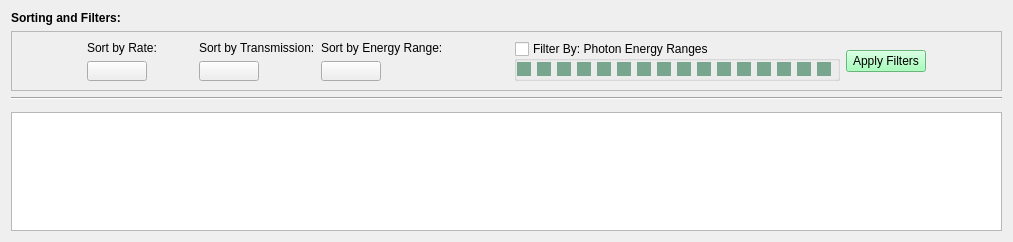
pcdshub/pmps-ui, file preemptive_requests.ui: the form before one commit.
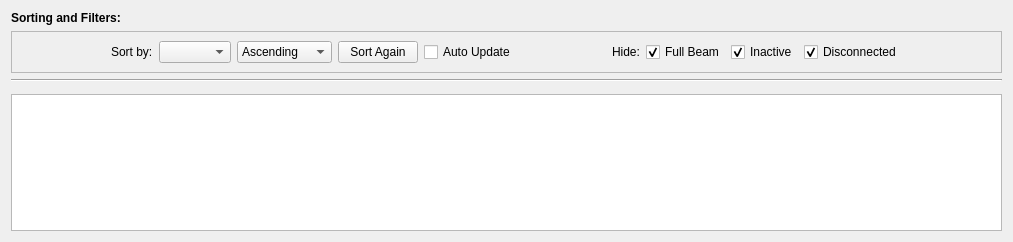
The form after the commit. Custom widgets are drawn as their Qt base class.

Commit message: REF: combobox approach for sorting instead of toggles

```diff
--- a/preemptive_requests.ui
+++ b/preemptive_requests.ui
@@ -41,7 +41,65 @@
      <property name="frameShadow">
       <enum>QFrame::Raised</enum>
      </property>
-     <layout class="QHBoxLayout" name="horizontalLayout_8" stretch="0,0,0,0,0,0,0,0">
+     <layout class="QHBoxLayout" name="horizontalLayout_8" stretch="0,0,0,0,0">
+      <item>
+       <spacer name="horizontalSpacer_7">
+        <property name="orientation">
+         <enum>Qt::Horizontal</enum>
+        </property>
+        <property name="sizeHint" stdset="0">
+         <size>
+          <width>40</width>
+          <height>20</height>
+         </size>
+        </property>
+       </spacer>
+      </item>
+      <item>
+       <layout class="QHBoxLayout" name="horizontalLayout">
+        <property name="leftMargin">
+         <number>0</number>
+        </property>
+        <item>
+         <widget class="QLabel" name="sort_by_label">
+          <property name="text">
+           <string>Sort by:</string>
+          </property>
+         </widget>
+        </item>
+        <item>
+         <widget class="QComboBox" name="sort_choices"/>
+        </item>
+        <item>
+         <widget class="QComboBox" name="order_choice">
+          <item>
+           <property name="text">
+            <string>Ascending</string>
+           </property>
+          </item>
+          <item>
+           <property name="text">
+            <string>Descending</string>
+           </property>
+          </item>
+         </widget>
+        </item>
+        <item>
+         <widget class="QPushButton" name="sort_button">
+          <property name="text">
+           <string>Sort Again</string>
+          </property>
+         </widget>
+        </item>
+        <item>
+         <widget class="QCheckBox" name="auto_update">
+          <property name="text">
+           <string>Auto Update</string>
+          </property>
+         </widget>
+        </item>
+       </layout>
+      </item>
       <item>
        <spacer name="horizontalSpacer">
         <property name="orientation">
@@ -56,709 +114,51 @@
        </spacer>
       </item>
       <item>
-       <layout class="QGridLayout" name="gridLayout">
-        <property name="sizeConstraint">
-         <enum>QLayout::SetDefaultConstraint</enum>
-        </property>
-        <property name="leftMargin">
+       <layout class="QHBoxLayout" name="horizontalLayout_2">
+        <property name="rightMargin">
          <number>0</number>
         </property>
-        <item row="1" column="1">
-         <spacer name="horizontalSpacer_2">
-          <property name="orientation">
-           <enum>Qt::Horizontal</enum>
-          </property>
-          <property name="sizeHint" stdset="0">
-           <size>
-            <width>40</width>
-            <height>20</height>
-           </size>
-          </property>
-         </spacer>
-        </item>
-        <item row="0" column="0" colspan="2">
+        <item>
          <widget class="QLabel" name="label_2">
           <property name="text">
-           <string>Sort by Rate:</string>
+           <string>Hide:</string>
           </property>
-          <property name="alignment">
-           <set>Qt::AlignLeading|Qt::AlignLeft|Qt::AlignVCenter</set>
-          </property>
          </widget>
         </item>
-        <item row="1" column="0">
-         <widget class="QPushButton" name="sort_rate_button">
-          <property name="sizePolicy">
-           <sizepolicy hsizetype="Preferred" vsizetype="Fixed">
-            <horstretch>0</horstretch>
-            <verstretch>0</verstretch>
-           </sizepolicy>
-          </property>
-          <property name="minimumSize">
-           <size>
-            <width>60</width>
-            <height>0</height>
-           </size>
-          </property>
-          <property name="cursor">
-           <cursorShape>ArrowCursor</cursorShape>
-          </property>
-          <property name="styleSheet">
-           <string notr="true"/>
-          </property>
+        <item>
+         <widget class="QCheckBox" name="full_beam">
           <property name="text">
-           <string/>
+           <string>Full Beam</string>
           </property>
-          <property name="checkable">
-           <bool>false</bool>
+          <property name="checked">
+           <bool>true</bool>
           </property>
-          <property name="autoDefault">
-           <bool>false</bool>
-          </property>
-          <property name="default">
-           <bool>false</bool>
-          </property>
-          <property name="flat">
-           <bool>false</bool>
-          </property>
          </widget>
         </item>
-       </layout>
-      </item>
-      <item>
-       <layout class="QGridLayout" name="gridLayout_2">
-        <property name="leftMargin">
-         <number>0</number>
-        </property>
-        <item row="1" column="0">
-         <widget class="QPushButton" name="sort_transm_button">
-          <property name="sizePolicy">
-           <sizepolicy hsizetype="Preferred" vsizetype="Fixed">
-            <horstretch>0</horstretch>
-            <verstretch>0</verstretch>
-           </sizepolicy>
-          </property>
-          <property name="minimumSize">
-           <size>
-            <width>60</width>
-            <height>0</height>
-           </size>
-          </property>
-          <property name="styleSheet">
-           <string notr="true"/>
-          </property>
+        <item>
+         <widget class="QCheckBox" name="inactive">
           <property name="text">
-           <string/>
+           <string>Inactive</string>
           </property>
-          <property name="checkable">
-           <bool>false</bool>
+          <property name="checked">
+           <bool>true</bool>
           </property>
-          <property name="autoDefault">
-           <bool>false</bool>
-          </property>
          </widget>
         </item>
-        <item row="0" column="0" colspan="2">
-         <widget class="QLabel" name="label_3">
+        <item>
+         <widget class="QCheckBox" name="disconnected">
           <property name="text">
-           <string>Sort by Transmission:</string>
+           <string>Disconnected</string>
           </property>
-         </widget>
-        </item>
-        <item row="1" column="1">
-         <spacer name="horizontalSpacer_4">
-          <property name="orientation">
-           <enum>Qt::Horizontal</enum>
+          <property name="checked">
+           <bool>true</bool>
           </property>
-          <property name="sizeHint" stdset="0">
-           <size>
-            <width>40</width>
-            <height>20</height>
-           </size>
-          </property>
-         </spacer>
-        </item>
-       </layout>
-      </item>
-      <item>
-       <layout class="QGridLayout" name="gridLayout_3">
-        <property name="leftMargin">
-         <number>0</number>
-        </property>
-        <item row="1" column="0">
-         <widget class="QPushButton" name="sort_energy_range_button">
-          <property name="minimumSize">
-           <size>
-            <width>60</width>
-            <height>0</height>
-           </size>
-          </property>
-          <property name="text">
-           <string/>
-          </property>
          </widget>
         </item>
-        <item row="1" column="1">
-         <spacer name="horizontalSpacer_6">
-          <property name="orientation">
-           <enum>Qt::Horizontal</enum>
-          </property>
-          <property name="sizeHint" stdset="0">
-           <size>
-            <width>40</width>
-            <height>20</height>
-           </size>
-          </property>
-         </spacer>
-        </item>
-        <item row="0" column="0" colspan="2">
-         <widget class="QLabel" name="label_4">
-          <property name="text">
-           <string>Sort by Energy Range:</string>
-          </property>
-         </widget>
-        </item>
        </layout>
       </item>
       <item>
-       <spacer name="horizontalSpacer_5">
-        <property name="orientation">
-         <enum>Qt::Horizontal</enum>
-        </property>
-        <property name="sizeHint" stdset="0">
-         <size>
-          <width>40</width>
-          <height>20</height>
-         </size>
-        </property>
-       </spacer>
-      </item>
-      <item>
-       <widget class="QGroupBox" name="ff_filter_gb_bitmask">
-        <property name="enabled">
-         <bool>true</bool>
-        </property>
-        <property name="title">
-         <string>Filter By: Photon Energy Ranges</string>
-        </property>
-        <property name="checkable">
-         <bool>true</bool>
-        </property>
-        <property name="checked">
-         <bool>false</bool>
-        </property>
-        <layout class="QHBoxLayout" name="horizontalLayout_4">
-         <property name="spacing">
-          <number>0</number>
-         </property>
-         <property name="leftMargin">
-          <number>0</number>
-         </property>
-         <property name="topMargin">
-          <number>0</number>
-         </property>
-         <property name="rightMargin">
-          <number>0</number>
-         </property>
-         <property name="bottomMargin">
-          <number>0</number>
-         </property>
-         <item>
-          <widget class="QCheckBox" name="filter_cb_bit15">
-           <property name="enabled">
-            <bool>false</bool>
-           </property>
-           <property name="styleSheet">
-            <string notr="true">QCheckBox::indicator:unchecked {background-color: rgb(180, 180, 180); }
-
-QCheckBox::indicator:checked {background-color: green;}
-
-QCheckBox::indicator:checked:disabled {background-color: rgb(120, 166, 142);}
-
-QCheckBox::indicator:unchecked:disabled {background-color: rgb(224, 224, 224);}</string>
-           </property>
-           <property name="text">
-            <string/>
-           </property>
-           <property name="checkable">
-            <bool>true</bool>
-           </property>
-           <property name="checked">
-            <bool>true</bool>
-           </property>
-           <property name="tristate">
-            <bool>false</bool>
-           </property>
-          </widget>
-         </item>
-         <item>
-          <widget class="QCheckBox" name="filter_cb_bit14">
-           <property name="enabled">
-            <bool>false</bool>
-           </property>
-           <property name="styleSheet">
-            <string notr="true">QCheckBox::indicator:unchecked {background-color: rgb(180, 180, 180); }
-
-QCheckBox::indicator::checked {background-color: green;}
-
-QCheckBox::indicator:checked:disabled {background-color: rgb(120, 166, 142);}
-
-QCheckBox::indicator:unchecked:disabled {background-color: rgb(224, 224, 224);}</string>
-           </property>
-           <property name="text">
-            <string/>
-           </property>
-           <property name="checkable">
-            <bool>true</bool>
-           </property>
-           <property name="checked">
-            <bool>true</bool>
-           </property>
-           <property name="tristate">
-            <bool>false</bool>
-           </property>
-          </widget>
-         </item>
-         <item>
-          <widget class="QCheckBox" name="filter_cb_bit13">
-           <property name="enabled">
-            <bool>false</bool>
-           </property>
-           <property name="styleSheet">
-            <string notr="true">QCheckBox::indicator:unchecked {background-color: rgb(180, 180, 180); }
-
-QCheckBox::indicator::checked {background-color: green;}
-
-QCheckBox::indicator:checked:disabled {background-color: rgb(120, 166, 142);}
-
-QCheckBox::indicator:unchecked:disabled {background-color: rgb(224, 224, 224);}</string>
-           </property>
-           <property name="text">
-            <string/>
-           </property>
-           <property name="checkable">
-            <bool>true</bool>
-           </property>
-           <property name="checked">
-            <bool>true</bool>
-           </property>
-           <property name="tristate">
-            <bool>false</bool>
-           </property>
-          </widget>
-         </item>
-         <item>
-          <widget class="QCheckBox" name="filter_cb_bit12">
-           <property name="enabled">
-            <bool>false</bool>
-           </property>
-           <property name="styleSheet">
-            <string notr="true">QCheckBox::indicator:unchecked {background-color: rgb(180, 180, 180); }
-
-QCheckBox::indicator::checked {background-color: green;}
-
-QCheckBox::indicator:checked:disabled {background-color: rgb(120, 166, 142);}
-
-QCheckBox::indicator:unchecked:disabled {background-color: rgb(224, 224, 224);}</string>
-           </property>
-           <property name="text">
-            <string/>
-           </property>
-           <property name="checkable">
-            <bool>true</bool>
-           </property>
-           <property name="checked">
-            <bool>true</bool>
-           </property>
-           <property name="tristate">
-            <bool>false</bool>
-           </property>
-          </widget>
-         </item>
-         <item>
-          <widget class="QCheckBox" name="filter_cb_bit11">
-           <property name="enabled">
-            <bool>false</bool>
-           </property>
-           <property name="styleSheet">
-            <string notr="true">QCheckBox::indicator:unchecked {background-color: rgb(180, 180, 180); }
-
-QCheckBox::indicator::checked {background-color: green;}
-
-QCheckBox::indicator:checked:disabled {background-color: rgb(120, 166, 142);}
-
-QCheckBox::indicator:unchecked:disabled {background-color: rgb(224, 224, 224);}</string>
-           </property>
-           <property name="text">
-            <string/>
-           </property>
-           <property name="checkable">
-            <bool>true</bool>
-           </property>
-           <property name="checked">
-            <bool>true</bool>
-           </property>
-           <property name="tristate">
-            <bool>false</bool>
-           </property>
-          </widget>
-         </item>
-         <item>
-          <widget class="QCheckBox" name="filter_cb_bit10">
-           <property name="enabled">
-            <bool>false</bool>
-           </property>
-           <property name="styleSheet">
-            <string notr="true">QCheckBox::indicator:unchecked {background-color: rgb(180, 180, 180); }
-
-QCheckBox::indicator::checked {background-color: green;}
-
-QCheckBox::indicator:checked:disabled {background-color: rgb(120, 166, 142);}
-
-QCheckBox::indicator:unchecked:disabled {background-color: rgb(224, 224, 224);}</string>
-           </property>
-           <property name="text">
-            <string/>
-           </property>
-           <property name="checkable">
-            <bool>true</bool>
-           </property>
-           <property name="checked">
-            <bool>true</bool>
-           </property>
-           <property name="tristate">
-            <bool>false</bool>
-           </property>
-          </widget>
-         </item>
-         <item>
-          <widget class="QCheckBox" name="filter_cb_bit9">
-           <property name="enabled">
-            <bool>false</bool>
-           </property>
-           <property name="styleSheet">
-            <string notr="true">QCheckBox::indicator:unchecked {background-color: rgb(180, 180, 180); }
-
-QCheckBox::indicator::checked {background-color: green;}
-
-QCheckBox::indicator:checked:disabled {background-color: rgb(120, 166, 142);}
-
-QCheckBox::indicator:unchecked:disabled {background-color: rgb(224, 224, 224);}</string>
-           </property>
-           <property name="text">
-            <string/>
-           </property>
-           <property name="checkable">
-            <bool>true</bool>
-           </property>
-           <property name="checked">
-            <bool>true</bool>
-           </property>
-           <property name="tristate">
-            <bool>false</bool>
-           </property>
-          </widget>
-         </item>
-         <item>
-          <widget class="QCheckBox" name="filter_cb_bit8">
-           <property name="enabled">
-            <bool>false</bool>
-           </property>
-           <property name="styleSheet">
-            <string notr="true">QCheckBox::indicator:unchecked {background-color: rgb(180, 180, 180); }
-
-QCheckBox::indicator::checked {background-color: green;}
-
-QCheckBox::indicator:checked:disabled {background-color: rgb(120, 166, 142);}
-
-QCheckBox::indicator:unchecked:disabled {background-color: rgb(224, 224, 224);}</string>
-           </property>
-           <property name="text">
-            <string/>
-           </property>
-           <property name="checkable">
-            <bool>true</bool>
-           </property>
-           <property name="checked">
-            <bool>true</bool>
-           </property>
-           <property name="tristate">
-            <bool>false</bool>
-           </property>
-          </widget>
-         </item>
-         <item>
-          <widget class="QCheckBox" name="filter_cb_bit7">
-           <property name="enabled">
-            <bool>false</bool>
-           </property>
-           <property name="styleSheet">
-            <string notr="true">QCheckBox::indicator:unchecked {background-color: rgb(180, 180, 180); }
-
-QCheckBox::indicator::checked {background-color: green;}
-
-QCheckBox::indicator:checked:disabled {background-color: rgb(120, 166, 142);}
-
-QCheckBox::indicator:unchecked:disabled {background-color: rgb(224, 224, 224);}</string>
-           </property>
-           <property name="text">
-            <string/>
-           </property>
-           <property name="checkable">
-            <bool>true</bool>
-           </property>
-           <property name="checked">
-            <bool>true</bool>
-           </property>
-           <property name="tristate">
-            <bool>false</bool>
-           </property>
-          </widget>
-         </item>
-         <item>
-          <widget class="QCheckBox" name="filter_cb_bit6">
-           <property name="enabled">
-            <bool>false</bool>
-           </property>
-           <property name="styleSheet">
-            <string notr="true">QCheckBox::indicator:unchecked {background-color: rgb(180, 180, 180); }
-
-QCheckBox::indicator::checked {background-color: green;}
-
-QCheckBox::indicator:checked:disabled {background-color: rgb(120, 166, 142);}
-
-QCheckBox::indicator:unchecked:disabled {background-color: rgb(224, 224, 224);}</string>
-           </property>
-           <property name="text">
-            <string/>
-           </property>
-           <property name="checkable">
-            <bool>true</bool>
-           </property>
-           <property name="checked">
-            <bool>true</bool>
-           </property>
-           <property name="tristate">
-            <bool>false</bool>
-           </property>
-          </widget>
-         </item>
-         <item>
-          <widget class="QCheckBox" name="filter_cb_bit5">
-           <property name="enabled">
-            <bool>false</bool>
-           </property>
-           <property name="styleSheet">
-            <string notr="true">QCheckBox::indicator:unchecked {background-color: rgb(180, 180, 180); }
-
-QCheckBox::indicator::checked {background-color: green;}
-
-QCheckBox::indicator:checked:disabled {background-color: rgb(120, 166, 142);}
-
-QCheckBox::indicator:unchecked:disabled {background-color: rgb(224, 224, 224);}</string>
-           </property>
-           <property name="text">
-            <string/>
-           </property>
-           <property name="checkable">
-            <bool>true</bool>
-           </property>
-           <property name="checked">
-            <bool>true</bool>
-           </property>
-           <property name="tristate">
-            <bool>false</bool>
-           </property>
-          </widget>
-         </item>
-         <item>
-          <widget class="QCheckBox" name="filter_cb_bit4">
-           <property name="enabled">
-            <bool>false</bool>
-           </property>
-           <property name="styleSheet">
-            <string notr="true">QCheckBox::indicator:unchecked {background-color: rgb(180, 180, 180); }
-
-QCheckBox::indicator::checked {background-color: green;}
-
-QCheckBox::indicator:checked:disabled {background-color: rgb(120, 166, 142);}
-
-QCheckBox::indicator:unchecked:disabled {background-color: rgb(224, 224, 224);}</string>
-           </property>
-           <property name="text">
-            <string/>
-           </property>
-           <property name="checkable">
-            <bool>true</bool>
-           </property>
-           <property name="checked">
-            <bool>true</bool>
-           </property>
-           <property name="tristate">
-            <bool>false</bool>
-           </property>
-          </widget>
-         </item>
-         <item>
-          <widget class="QCheckBox" name="filter_cb_bit3">
-           <property name="enabled">
-            <bool>false</bool>
-           </property>
-           <property name="styleSheet">
-            <string notr="true">QCheckBox::indicator:unchecked {background-color: rgb(180, 180, 180); }
-
-QCheckBox::indicator::checked {background-color: green;}
-
-QCheckBox::indicator:checked:disabled {background-color: rgb(120, 166, 142);}
-
-QCheckBox::indicator:unchecked:disabled {background-color: rgb(224, 224, 224);}</string>
-           </property>
-           <property name="text">
-            <string/>
-           </property>
-           <property name="checkable">
-            <bool>true</bool>
-           </property>
-           <property name="checked">
-            <bool>true</bool>
-           </property>
-           <property name="tristate">
-            <bool>false</bool>
-           </property>
-          </widget>
-         </item>
-         <item>
-          <widget class="QCheckBox" name="filter_cb_bit2">
-           <property name="enabled">
-            <bool>false</bool>
-           </property>
-           <property name="styleSheet">
-            <string notr="true">QCheckBox::indicator:unchecked {background-color: rgb(180, 180, 180); }
-
-QCheckBox::indicator::checked {background-color: green;}
-
-QCheckBox::indicator:checked:disabled {background-color: rgb(120, 166, 142);}
-
-QCheckBox::indicator:unchecked:disabled {background-color: rgb(224, 224, 224);}</string>
-           </property>
-           <property name="text">
-            <string/>
-           </property>
-           <property name="checkable">
-            <bool>true</bool>
-           </property>
-           <property name="checked">
-            <bool>true</bool>
-           </property>
-           <property name="tristate">
-            <bool>false</bool>
-           </property>
-          </widget>
-         </item>
-         <item>
-          <widget class="QCheckBox" name="filter_cb_bit1">
-           <property name="enabled">
-            <bool>false</bool>
-           </property>
-           <property name="styleSheet">
-            <string notr="true">QCheckBox::indicator:unchecked {background-color: rgb(180, 180, 180); }
-
-QCheckBox::indicator::checked {background-color: green;}
-
-QCheckBox::indicator:checked:disabled {background-color: rgb(120, 166, 142);}
-
-QCheckBox::indicator:unchecked:disabled {background-color: rgb(224, 224, 224);}</string>
-           </property>
-           <property name="text">
-            <string/>
-           </property>
-           <property name="checkable">
-            <bool>true</bool>
-           </property>
-           <property name="checked">
-            <bool>true</bool>
-           </property>
-           <property name="tristate">
-            <bool>false</bool>
-           </property>
-          </widget>
-         </item>
-         <item>
-          <widget class="QCheckBox" name="filter_cb_bit0">
-           <property name="enabled">
-            <bool>false</bool>
-           </property>
-           <property name="styleSheet">
-            <string notr="true">QCheckBox::indicator:unchecked {background-color: rgb(180, 180, 180); }
-
-QCheckBox::indicator::checked {background-color: green;}
-
-QCheckBox::indicator:checked:disabled {background-color: rgb(120, 166, 142);}
-
-QCheckBox::indicator:unchecked:disabled {background-color: rgb(224, 224, 224);}</string>
-           </property>
-           <property name="text">
-            <string/>
-           </property>
-           <property name="checkable">
-            <bool>true</bool>
-           </property>
-           <property name="checked">
-            <bool>true</bool>
-           </property>
-           <property name="tristate">
-            <bool>false</bool>
-           </property>
-          </widget>
-         </item>
-        </layout>
-       </widget>
-      </item>
-      <item>
-       <layout class="QVBoxLayout" name="verticalLayout_2" stretch="1,0,1">
-        <property name="spacing">
-         <number>0</number>
-        </property>
-        <item>
-         <spacer name="verticalSpacer">
-          <property name="orientation">
-           <enum>Qt::Vertical</enum>
-          </property>
-          <property name="sizeHint" stdset="0">
-           <size>
-            <width>20</width>
-            <height>40</height>
-           </size>
-          </property>
-         </spacer>
-        </item>
-        <item>
-         <widget class="QPushButton" name="btn_apply_filters">
-          <property name="styleSheet">
-           <string notr="true">background-color: rgb(141, 255, 168);</string>
-          </property>
-          <property name="text">
-           <string>Apply Filters</string>
-          </property>
-         </widget>
-        </item>
-        <item>
-         <spacer name="verticalSpacer_2">
-          <property name="orientation">
-           <enum>Qt::Vertical</enum>
-          </property>
-          <property name="sizeHint" stdset="0">
-           <size>
-            <width>20</width>
-            <height>40</height>
-           </size>
-          </property>
-         </spacer>
-        </item>
-       </layout>
-      </item>
-      <item>
-       <spacer name="horizontalSpacer_3">
+       <spacer name="horizontalSpacer_2">
         <property name="orientation">
          <enum>Qt::Horizontal</enum>
         </property>
```
The commit also changes 1 other file.
